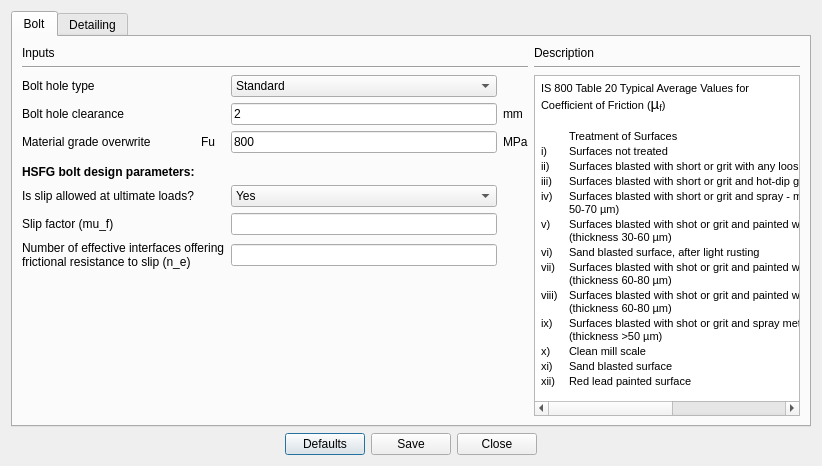
Old version of the form Connections/Shear/SeatedAngle/design_preferences.ui in the repository GreatDevelopers/osdag-core.
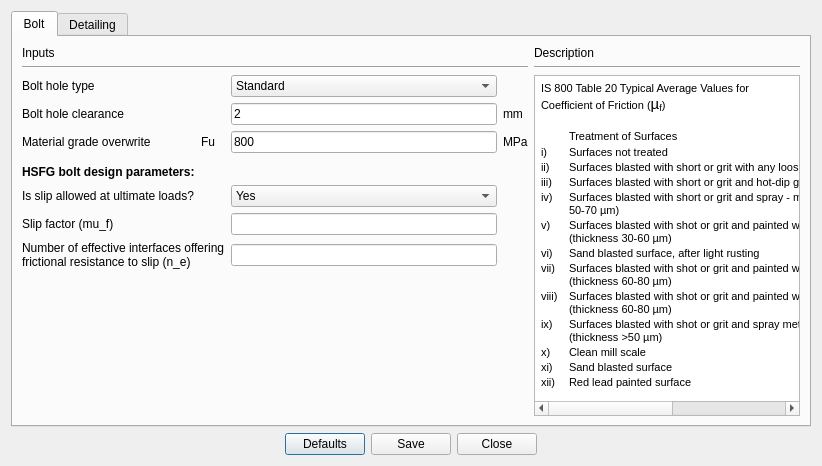
New version of the form. The open tabs and pages were chosen to show the change.

Commit message: Add designpreferences to Seatedangle

Patch:
```diff
--- a/Connections/Shear/SeatedAngle/design_preferences.ui
+++ b/Connections/Shear/SeatedAngle/design_preferences.ui
@@ -139,104 +139,104 @@
           <string>&lt;!DOCTYPE HTML PUBLIC &quot;-//W3C//DTD HTML 4.0//EN&quot; &quot;http://www.w3.org/TR/REC-html40/strict.dtd&quot;&gt;
 &lt;html&gt;&lt;head&gt;&lt;meta name=&quot;qrichtext&quot; content=&quot;1&quot; /&gt;&lt;style type=&quot;text/css&quot;&gt;
 p, li { white-space: pre-wrap; }
-&lt;/style&gt;&lt;/head&gt;&lt;body style=&quot; font-family:'MS Shell Dlg 2'; font-size:7.5pt; font-weight:400; font-style:normal;&quot;&gt;
+&lt;/style&gt;&lt;/head&gt;&lt;body style=&quot; font-family:'Sans Serif'; font-size:9pt; font-weight:400; font-style:normal;&quot;&gt;
 &lt;table border=&quot;0&quot; style=&quot; margin-top:0px; margin-bottom:0px; margin-left:0px; margin-right:0px;&quot; cellspacing=&quot;2&quot; cellpadding=&quot;0&quot;&gt;
 &lt;tr&gt;
 &lt;td colspan=&quot;3&quot;&gt;
-&lt;p style=&quot; margin-top:0px; margin-bottom:0px; margin-left:0px; margin-right:0px; -qt-block-indent:0; text-indent:0px;&quot;&gt;&lt;span style=&quot; font-size:8pt;&quot;&gt;IS 800 Table 20 Typical Average Values for Coefficient of Friction (&lt;/span&gt;&lt;span style=&quot; font-family:'Calibri,sans-serif'; font-size:11pt;&quot;&gt;µ&lt;/span&gt;&lt;span style=&quot; font-family:'Calibri,sans-serif'; font-size:11pt; vertical-align:sub;&quot;&gt;f&lt;/span&gt;&lt;span style=&quot; font-size:8pt;&quot;&gt;)&lt;/span&gt;&lt;/p&gt;&lt;/td&gt;&lt;/tr&gt;&lt;/table&gt;
-&lt;p style=&quot;-qt-paragraph-type:empty; margin-top:0px; margin-bottom:0px; margin-left:0px; margin-right:0px; -qt-block-indent:0; text-indent:0px; font-size:8pt;&quot;&gt;&lt;br /&gt;&lt;/p&gt;
-&lt;p style=&quot;-qt-paragraph-type:empty; margin-top:0px; margin-bottom:0px; margin-left:0px; margin-right:0px; -qt-block-indent:0; text-indent:0px; font-size:8pt;&quot;&gt;&lt;br /&gt;&lt;/p&gt;
+&lt;p style=&quot; margin-top:0px; margin-bottom:0px; margin-left:0px; margin-right:0px; -qt-block-indent:0; text-indent:0px;&quot;&gt;&lt;span style=&quot; font-family:'MS Shell Dlg 2'; font-size:8pt;&quot;&gt;IS 800 Table 20 Typical Average Values for Coefficient of Friction (&lt;/span&gt;&lt;span style=&quot; font-family:'Calibri,sans-serif'; font-size:11pt;&quot;&gt;µ&lt;/span&gt;&lt;span style=&quot; font-family:'Calibri,sans-serif'; font-size:11pt; vertical-align:sub;&quot;&gt;f&lt;/span&gt;&lt;span style=&quot; font-family:'MS Shell Dlg 2'; font-size:8pt;&quot;&gt;)&lt;/span&gt;&lt;/p&gt;&lt;/td&gt;&lt;/tr&gt;&lt;/table&gt;
+&lt;p style=&quot;-qt-paragraph-type:empty; margin-top:0px; margin-bottom:0px; margin-left:0px; margin-right:0px; -qt-block-indent:0; text-indent:0px; font-family:'MS Shell Dlg 2'; font-size:8pt;&quot;&gt;&lt;br /&gt;&lt;/p&gt;
+&lt;p style=&quot;-qt-paragraph-type:empty; margin-top:0px; margin-bottom:0px; margin-left:0px; margin-right:0px; -qt-block-indent:0; text-indent:0px; font-family:'MS Shell Dlg 2'; font-size:8pt;&quot;&gt;&lt;br /&gt;&lt;/p&gt;
 &lt;table border=&quot;0&quot; style=&quot; margin-top:0px; margin-bottom:0px; margin-left:0px; margin-right:0px;&quot; cellspacing=&quot;2&quot; cellpadding=&quot;0&quot;&gt;
 &lt;tr&gt;
 &lt;td width=&quot;26&quot;&gt;&lt;/td&gt;
 &lt;td width=&quot;383&quot;&gt;
-&lt;p style=&quot; margin-top:0px; margin-bottom:0px; margin-left:0px; margin-right:0px; -qt-block-indent:0; text-indent:0px;&quot;&gt;&lt;span style=&quot; font-size:8pt;&quot;&gt;Treatment of Surfaces&lt;/span&gt;&lt;/p&gt;&lt;/td&gt;
+&lt;p style=&quot; margin-top:0px; margin-bottom:0px; margin-left:0px; margin-right:0px; -qt-block-indent:0; text-indent:0px;&quot;&gt;&lt;span style=&quot; font-family:'MS Shell Dlg 2'; font-size:8pt;&quot;&gt;Treatment of Surfaces&lt;/span&gt;&lt;/p&gt;&lt;/td&gt;
 &lt;td width=&quot;78&quot;&gt;
-&lt;p style=&quot; margin-top:0px; margin-bottom:0px; margin-left:0px; margin-right:0px; -qt-block-indent:0; text-indent:0px;&quot;&gt;&lt;span style=&quot; font-size:8pt;&quot;&gt;     µf&lt;/span&gt;&lt;/p&gt;&lt;/td&gt;&lt;/tr&gt;
+&lt;p style=&quot; margin-top:0px; margin-bottom:0px; margin-left:0px; margin-right:0px; -qt-block-indent:0; text-indent:0px;&quot;&gt;&lt;span style=&quot; font-family:'MS Shell Dlg 2'; font-size:8pt;&quot;&gt;     µf&lt;/span&gt;&lt;/p&gt;&lt;/td&gt;&lt;/tr&gt;
 &lt;tr&gt;
 &lt;td&gt;
-&lt;p style=&quot; margin-top:0px; margin-bottom:0px; margin-left:0px; margin-right:0px; -qt-block-indent:0; text-indent:0px;&quot;&gt;&lt;span style=&quot; font-size:8pt;&quot;&gt;i)&lt;/span&gt;&lt;/p&gt;&lt;/td&gt;
+&lt;p style=&quot; margin-top:0px; margin-bottom:0px; margin-left:0px; margin-right:0px; -qt-block-indent:0; text-indent:0px;&quot;&gt;&lt;span style=&quot; font-family:'MS Shell Dlg 2'; font-size:8pt;&quot;&gt;i)&lt;/span&gt;&lt;/p&gt;&lt;/td&gt;
 &lt;td&gt;
-&lt;p style=&quot; margin-top:0px; margin-bottom:0px; margin-left:0px; margin-right:0px; -qt-block-indent:0; text-indent:0px;&quot;&gt;&lt;span style=&quot; font-size:8pt;&quot;&gt;Surfaces not treated&lt;/span&gt;&lt;/p&gt;&lt;/td&gt;
+&lt;p style=&quot; margin-top:0px; margin-bottom:0px; margin-left:0px; margin-right:0px; -qt-block-indent:0; text-indent:0px;&quot;&gt;&lt;span style=&quot; font-family:'MS Shell Dlg 2'; font-size:8pt;&quot;&gt;Surfaces not treated&lt;/span&gt;&lt;/p&gt;&lt;/td&gt;
 &lt;td&gt;
-&lt;p style=&quot; margin-top:0px; margin-bottom:0px; margin-left:0px; margin-right:0px; -qt-block-indent:0; text-indent:0px;&quot;&gt;&lt;span style=&quot; font-size:8pt;&quot;&gt;    0.2&lt;/span&gt;&lt;/p&gt;&lt;/td&gt;&lt;/tr&gt;
+&lt;p style=&quot; margin-top:0px; margin-bottom:0px; margin-left:0px; margin-right:0px; -qt-block-indent:0; text-indent:0px;&quot;&gt;&lt;span style=&quot; font-family:'MS Shell Dlg 2'; font-size:8pt;&quot;&gt;    0.2&lt;/span&gt;&lt;/p&gt;&lt;/td&gt;&lt;/tr&gt;
 &lt;tr&gt;
 &lt;td&gt;
-&lt;p style=&quot; margin-top:0px; margin-bottom:0px; margin-left:0px; margin-right:0px; -qt-block-indent:0; text-indent:0px;&quot;&gt;&lt;span style=&quot; font-size:8pt;&quot;&gt;ii)&lt;/span&gt;&lt;/p&gt;&lt;/td&gt;
+&lt;p style=&quot; margin-top:0px; margin-bottom:0px; margin-left:0px; margin-right:0px; -qt-block-indent:0; text-indent:0px;&quot;&gt;&lt;span style=&quot; font-family:'MS Shell Dlg 2'; font-size:8pt;&quot;&gt;ii)&lt;/span&gt;&lt;/p&gt;&lt;/td&gt;
 &lt;td&gt;
-&lt;p style=&quot; margin-top:0px; margin-bottom:0px; margin-left:0px; margin-right:0px; -qt-block-indent:0; text-indent:0px;&quot;&gt;&lt;span style=&quot; font-size:8pt;&quot;&gt;Surfaces blasted with short or grit with any loose rust removed, no pitting&lt;/span&gt;&lt;/p&gt;&lt;/td&gt;
+&lt;p style=&quot; margin-top:0px; margin-bottom:0px; margin-left:0px; margin-right:0px; -qt-block-indent:0; text-indent:0px;&quot;&gt;&lt;span style=&quot; font-family:'MS Shell Dlg 2'; font-size:8pt;&quot;&gt;Surfaces blasted with short or grit with any loose rust removed, no pitting&lt;/span&gt;&lt;/p&gt;&lt;/td&gt;
 &lt;td&gt;
-&lt;p style=&quot; margin-top:0px; margin-bottom:0px; margin-left:0px; margin-right:0px; -qt-block-indent:0; text-indent:0px;&quot;&gt;&lt;span style=&quot; font-size:8pt;&quot;&gt;    0.5&lt;/span&gt;&lt;/p&gt;&lt;/td&gt;&lt;/tr&gt;
+&lt;p style=&quot; margin-top:0px; margin-bottom:0px; margin-left:0px; margin-right:0px; -qt-block-indent:0; text-indent:0px;&quot;&gt;&lt;span style=&quot; font-family:'MS Shell Dlg 2'; font-size:8pt;&quot;&gt;    0.5&lt;/span&gt;&lt;/p&gt;&lt;/td&gt;&lt;/tr&gt;
 &lt;tr&gt;
 &lt;td&gt;
-&lt;p style=&quot; margin-top:0px; margin-bottom:0px; margin-left:0px; margin-right:0px; -qt-block-indent:0; text-indent:0px;&quot;&gt;&lt;span style=&quot; font-size:8pt;&quot;&gt;iii)&lt;/span&gt;&lt;/p&gt;&lt;/td&gt;
+&lt;p style=&quot; margin-top:0px; margin-bottom:0px; margin-left:0px; margin-right:0px; -qt-block-indent:0; text-indent:0px;&quot;&gt;&lt;span style=&quot; font-family:'MS Shell Dlg 2'; font-size:8pt;&quot;&gt;iii)&lt;/span&gt;&lt;/p&gt;&lt;/td&gt;
 &lt;td&gt;
-&lt;p style=&quot; margin-top:0px; margin-bottom:0px; margin-left:0px; margin-right:0px; -qt-block-indent:0; text-indent:0px;&quot;&gt;&lt;span style=&quot; font-size:8pt;&quot;&gt;Surfaces blasted with short or grit and hot-dip galvanized&lt;/span&gt;&lt;/p&gt;&lt;/td&gt;
+&lt;p style=&quot; margin-top:0px; margin-bottom:0px; margin-left:0px; margin-right:0px; -qt-block-indent:0; text-indent:0px;&quot;&gt;&lt;span style=&quot; font-family:'MS Shell Dlg 2'; font-size:8pt;&quot;&gt;Surfaces blasted with short or grit and hot-dip galvanized&lt;/span&gt;&lt;/p&gt;&lt;/td&gt;
 &lt;td&gt;
-&lt;p style=&quot; margin-top:0px; margin-bottom:0px; margin-left:0px; margin-right:0px; -qt-block-indent:0; text-indent:0px;&quot;&gt;&lt;span style=&quot; font-size:8pt;&quot;&gt;    0.1&lt;/span&gt;&lt;/p&gt;&lt;/td&gt;&lt;/tr&gt;
+&lt;p style=&quot; margin-top:0px; margin-bottom:0px; margin-left:0px; margin-right:0px; -qt-block-indent:0; text-indent:0px;&quot;&gt;&lt;span style=&quot; font-family:'MS Shell Dlg 2'; font-size:8pt;&quot;&gt;    0.1&lt;/span&gt;&lt;/p&gt;&lt;/td&gt;&lt;/tr&gt;
 &lt;tr&gt;
 &lt;td&gt;
-&lt;p style=&quot; margin-top:0px; margin-bottom:0px; margin-left:0px; margin-right:0px; -qt-block-indent:0; text-indent:0px;&quot;&gt;&lt;span style=&quot; font-size:8pt;&quot;&gt;iv)&lt;/span&gt;&lt;/p&gt;&lt;/td&gt;
+&lt;p style=&quot; margin-top:0px; margin-bottom:0px; margin-left:0px; margin-right:0px; -qt-block-indent:0; text-indent:0px;&quot;&gt;&lt;span style=&quot; font-family:'MS Shell Dlg 2'; font-size:8pt;&quot;&gt;iv)&lt;/span&gt;&lt;/p&gt;&lt;/td&gt;
 &lt;td&gt;
-&lt;p style=&quot; margin-top:0px; margin-bottom:0px; margin-left:0px; margin-right:0px; -qt-block-indent:0; text-indent:0px;&quot;&gt;&lt;span style=&quot; font-size:8pt;&quot;&gt;Surfaces blasted with short or grit and spray - metallized with zinc (thickness 50-70 µm)&lt;/span&gt;&lt;/p&gt;&lt;/td&gt;
+&lt;p style=&quot; margin-top:0px; margin-bottom:0px; margin-left:0px; margin-right:0px; -qt-block-indent:0; text-indent:0px;&quot;&gt;&lt;span style=&quot; font-family:'MS Shell Dlg 2'; font-size:8pt;&quot;&gt;Surfaces blasted with short or grit and spray - metallized with zinc (thickness 50-70 µm)&lt;/span&gt;&lt;/p&gt;&lt;/td&gt;
 &lt;td&gt;
-&lt;p style=&quot; margin-top:0px; margin-bottom:0px; margin-left:0px; margin-right:0px; -qt-block-indent:0; text-indent:0px;&quot;&gt;&lt;span style=&quot; font-size:8pt;&quot;&gt;    0.25&lt;/span&gt;&lt;/p&gt;&lt;/td&gt;&lt;/tr&gt;
+&lt;p style=&quot; margin-top:0px; margin-bottom:0px; margin-left:0px; margin-right:0px; -qt-block-indent:0; text-indent:0px;&quot;&gt;&lt;span style=&quot; font-family:'MS Shell Dlg 2'; font-size:8pt;&quot;&gt;    0.25&lt;/span&gt;&lt;/p&gt;&lt;/td&gt;&lt;/tr&gt;
 &lt;tr&gt;
 &lt;td&gt;
-&lt;p style=&quot; margin-top:0px; margin-bottom:0px; margin-left:0px; margin-right:0px; -qt-block-indent:0; text-indent:0px;&quot;&gt;&lt;span style=&quot; font-size:8pt;&quot;&gt;v)&lt;/span&gt;&lt;/p&gt;&lt;/td&gt;
+&lt;p style=&quot; margin-top:0px; margin-bottom:0px; margin-left:0px; margin-right:0px; -qt-block-indent:0; text-indent:0px;&quot;&gt;&lt;span style=&quot; font-family:'MS Shell Dlg 2'; font-size:8pt;&quot;&gt;v)&lt;/span&gt;&lt;/p&gt;&lt;/td&gt;
 &lt;td&gt;
-&lt;p style=&quot; margin-top:0px; margin-bottom:0px; margin-left:0px; margin-right:0px; -qt-block-indent:0; text-indent:0px;&quot;&gt;&lt;span style=&quot; font-size:8pt;&quot;&gt;Surfaces blasted with shot or grit and painted with ethylzinc silicate coat (thickness 30-60 µm)&lt;/span&gt;&lt;/p&gt;&lt;/td&gt;
+&lt;p style=&quot; margin-top:0px; margin-bottom:0px; margin-left:0px; margin-right:0px; -qt-block-indent:0; text-indent:0px;&quot;&gt;&lt;span style=&quot; font-family:'MS Shell Dlg 2'; font-size:8pt;&quot;&gt;Surfaces blasted with shot or grit and painted with ethylzinc silicate coat (thickness 30-60 µm)&lt;/span&gt;&lt;/p&gt;&lt;/td&gt;
 &lt;td&gt;
-&lt;p style=&quot; margin-top:0px; margin-bottom:0px; margin-left:0px; margin-right:0px; -qt-block-indent:0; text-indent:0px;&quot;&gt;&lt;span style=&quot; font-size:8pt;&quot;&gt;    0.3&lt;/span&gt;&lt;/p&gt;&lt;/td&gt;&lt;/tr&gt;
+&lt;p style=&quot; margin-top:0px; margin-bottom:0px; margin-left:0px; margin-right:0px; -qt-block-indent:0; text-indent:0px;&quot;&gt;&lt;span style=&quot; font-family:'MS Shell Dlg 2'; font-size:8pt;&quot;&gt;    0.3&lt;/span&gt;&lt;/p&gt;&lt;/td&gt;&lt;/tr&gt;
 &lt;tr&gt;
 &lt;td&gt;
-&lt;p style=&quot; margin-top:0px; margin-bottom:0px; margin-left:0px; margin-right:0px; -qt-block-indent:0; text-indent:0px;&quot;&gt;&lt;span style=&quot; font-size:8pt;&quot;&gt;vi)&lt;/span&gt;&lt;/p&gt;&lt;/td&gt;
+&lt;p style=&quot; margin-top:0px; margin-bottom:0px; margin-left:0px; margin-right:0px; -qt-block-indent:0; text-indent:0px;&quot;&gt;&lt;span style=&quot; font-family:'MS Shell Dlg 2'; font-size:8pt;&quot;&gt;vi)&lt;/span&gt;&lt;/p&gt;&lt;/td&gt;
 &lt;td&gt;
-&lt;p style=&quot; margin-top:0px; margin-bottom:0px; margin-left:0px; margin-right:0px; -qt-block-indent:0; text-indent:0px;&quot;&gt;&lt;span style=&quot; font-size:8pt;&quot;&gt;Sand blasted surface, after light rusting&lt;/span&gt;&lt;/p&gt;&lt;/td&gt;
+&lt;p style=&quot; margin-top:0px; margin-bottom:0px; margin-left:0px; margin-right:0px; -qt-block-indent:0; text-indent:0px;&quot;&gt;&lt;span style=&quot; font-family:'MS Shell Dlg 2'; font-size:8pt;&quot;&gt;Sand blasted surface, after light rusting&lt;/span&gt;&lt;/p&gt;&lt;/td&gt;
 &lt;td&gt;
-&lt;p style=&quot; margin-top:0px; margin-bottom:0px; margin-left:0px; margin-right:0px; -qt-block-indent:0; text-indent:0px;&quot;&gt;&lt;span style=&quot; font-size:8pt;&quot;&gt;    0.52&lt;/span&gt;&lt;/p&gt;&lt;/td&gt;&lt;/tr&gt;
+&lt;p style=&quot; margin-top:0px; margin-bottom:0px; margin-left:0px; margin-right:0px; -qt-block-indent:0; text-indent:0px;&quot;&gt;&lt;span style=&quot; font-family:'MS Shell Dlg 2'; font-size:8pt;&quot;&gt;    0.52&lt;/span&gt;&lt;/p&gt;&lt;/td&gt;&lt;/tr&gt;
 &lt;tr&gt;
 &lt;td&gt;
-&lt;p style=&quot; margin-top:0px; margin-bottom:0px; margin-left:0px; margin-right:0px; -qt-block-indent:0; text-indent:0px;&quot;&gt;&lt;span style=&quot; font-size:8pt;&quot;&gt;vii)&lt;/span&gt;&lt;/p&gt;&lt;/td&gt;
+&lt;p style=&quot; margin-top:0px; margin-bottom:0px; margin-left:0px; margin-right:0px; -qt-block-indent:0; text-indent:0px;&quot;&gt;&lt;span style=&quot; font-family:'MS Shell Dlg 2'; font-size:8pt;&quot;&gt;vii)&lt;/span&gt;&lt;/p&gt;&lt;/td&gt;
 &lt;td&gt;
-&lt;p style=&quot; margin-top:0px; margin-bottom:0px; margin-left:0px; margin-right:0px; -qt-block-indent:0; text-indent:0px;&quot;&gt;&lt;span style=&quot; font-size:8pt;&quot;&gt;Surfaces blasted with shot or grit and painted with ethylzinc silicate coat (thickness 60-80 µm)&lt;/span&gt;&lt;/p&gt;&lt;/td&gt;
+&lt;p style=&quot; margin-top:0px; margin-bottom:0px; margin-left:0px; margin-right:0px; -qt-block-indent:0; text-indent:0px;&quot;&gt;&lt;span style=&quot; font-family:'MS Shell Dlg 2'; font-size:8pt;&quot;&gt;Surfaces blasted with shot or grit and painted with ethylzinc silicate coat (thickness 60-80 µm)&lt;/span&gt;&lt;/p&gt;&lt;/td&gt;
 &lt;td&gt;
-&lt;p style=&quot; margin-top:0px; margin-bottom:0px; margin-left:0px; margin-right:0px; -qt-block-indent:0; text-indent:0px;&quot;&gt;&lt;span style=&quot; font-size:8pt;&quot;&gt;    0.3&lt;/span&gt;&lt;/p&gt;&lt;/td&gt;&lt;/tr&gt;
+&lt;p style=&quot; margin-top:0px; margin-bottom:0px; margin-left:0px; margin-right:0px; -qt-block-indent:0; text-indent:0px;&quot;&gt;&lt;span style=&quot; font-family:'MS Shell Dlg 2'; font-size:8pt;&quot;&gt;    0.3&lt;/span&gt;&lt;/p&gt;&lt;/td&gt;&lt;/tr&gt;
 &lt;tr&gt;
 &lt;td&gt;
-&lt;p style=&quot; margin-top:0px; margin-bottom:0px; margin-left:0px; margin-right:0px; -qt-block-indent:0; text-indent:0px;&quot;&gt;&lt;span style=&quot; font-size:8pt;&quot;&gt;viii)&lt;/span&gt;&lt;/p&gt;&lt;/td&gt;
+&lt;p style=&quot; margin-top:0px; margin-bottom:0px; margin-left:0px; margin-right:0px; -qt-block-indent:0; text-indent:0px;&quot;&gt;&lt;span style=&quot; font-family:'MS Shell Dlg 2'; font-size:8pt;&quot;&gt;viii)&lt;/span&gt;&lt;/p&gt;&lt;/td&gt;
 &lt;td&gt;
-&lt;p style=&quot; margin-top:0px; margin-bottom:0px; margin-left:0px; margin-right:0px; -qt-block-indent:0; text-indent:0px;&quot;&gt;&lt;span style=&quot; font-size:8pt;&quot;&gt;Surfaces blasted with shot or grit and painted with alcalizinc silicate coat (thickness 60-80 µm)&lt;/span&gt;&lt;/p&gt;&lt;/td&gt;
+&lt;p style=&quot; margin-top:0px; margin-bottom:0px; margin-left:0px; margin-right:0px; -qt-block-indent:0; text-indent:0px;&quot;&gt;&lt;span style=&quot; font-family:'MS Shell Dlg 2'; font-size:8pt;&quot;&gt;Surfaces blasted with shot or grit and painted with alcalizinc silicate coat (thickness 60-80 µm)&lt;/span&gt;&lt;/p&gt;&lt;/td&gt;
 &lt;td&gt;
-&lt;p style=&quot; margin-top:0px; margin-bottom:0px; margin-left:0px; margin-right:0px; -qt-block-indent:0; text-indent:0px;&quot;&gt;&lt;span style=&quot; font-size:8pt;&quot;&gt;    0.3&lt;/span&gt;&lt;/p&gt;&lt;/td&gt;&lt;/tr&gt;
+&lt;p style=&quot; margin-top:0px; margin-bottom:0px; margin-left:0px; margin-right:0px; -qt-block-indent:0; text-indent:0px;&quot;&gt;&lt;span style=&quot; font-family:'MS Shell Dlg 2'; font-size:8pt;&quot;&gt;    0.3&lt;/span&gt;&lt;/p&gt;&lt;/td&gt;&lt;/tr&gt;
 &lt;tr&gt;
 &lt;td&gt;
-&lt;p style=&quot; margin-top:0px; margin-bottom:0px; margin-left:0px; margin-right:0px; -qt-block-indent:0; text-indent:0px;&quot;&gt;&lt;span style=&quot; font-size:8pt;&quot;&gt;ix)&lt;/span&gt;&lt;/p&gt;&lt;/td&gt;
+&lt;p style=&quot; margin-top:0px; margin-bottom:0px; margin-left:0px; margin-right:0px; -qt-block-indent:0; text-indent:0px;&quot;&gt;&lt;span style=&quot; font-family:'MS Shell Dlg 2'; font-size:8pt;&quot;&gt;ix)&lt;/span&gt;&lt;/p&gt;&lt;/td&gt;
 &lt;td&gt;
-&lt;p style=&quot; margin-top:0px; margin-bottom:0px; margin-left:0px; margin-right:0px; -qt-block-indent:0; text-indent:0px;&quot;&gt;&lt;span style=&quot; font-size:8pt;&quot;&gt;Surfaces blasted with shot or grit and spray metallized with aluminium (thickness &amp;gt;50 µm)&lt;/span&gt;&lt;/p&gt;&lt;/td&gt;
+&lt;p style=&quot; margin-top:0px; margin-bottom:0px; margin-left:0px; margin-right:0px; -qt-block-indent:0; text-indent:0px;&quot;&gt;&lt;span style=&quot; font-family:'MS Shell Dlg 2'; font-size:8pt;&quot;&gt;Surfaces blasted with shot or grit and spray metallized with aluminium (thickness &amp;gt;50 µm)&lt;/span&gt;&lt;/p&gt;&lt;/td&gt;
 &lt;td&gt;
-&lt;p style=&quot; margin-top:0px; margin-bottom:0px; margin-left:0px; margin-right:0px; -qt-block-indent:0; text-indent:0px;&quot;&gt;&lt;span style=&quot; font-size:8pt;&quot;&gt;    0.5&lt;/span&gt;&lt;/p&gt;&lt;/td&gt;&lt;/tr&gt;
+&lt;p style=&quot; margin-top:0px; margin-bottom:0px; margin-left:0px; margin-right:0px; -qt-block-indent:0; text-indent:0px;&quot;&gt;&lt;span style=&quot; font-family:'MS Shell Dlg 2'; font-size:8pt;&quot;&gt;    0.5&lt;/span&gt;&lt;/p&gt;&lt;/td&gt;&lt;/tr&gt;
 &lt;tr&gt;
 &lt;td&gt;
-&lt;p style=&quot; margin-top:0px; margin-bottom:0px; margin-left:0px; margin-right:0px; -qt-block-indent:0; text-indent:0px;&quot;&gt;&lt;span style=&quot; font-size:8pt;&quot;&gt;x)&lt;/span&gt;&lt;/p&gt;&lt;/td&gt;
+&lt;p style=&quot; margin-top:0px; margin-bottom:0px; margin-left:0px; margin-right:0px; -qt-block-indent:0; text-indent:0px;&quot;&gt;&lt;span style=&quot; font-family:'MS Shell Dlg 2'; font-size:8pt;&quot;&gt;x)&lt;/span&gt;&lt;/p&gt;&lt;/td&gt;
 &lt;td&gt;
-&lt;p style=&quot; margin-top:0px; margin-bottom:0px; margin-left:0px; margin-right:0px; -qt-block-indent:0; text-indent:0px;&quot;&gt;&lt;span style=&quot; font-size:8pt;&quot;&gt;Clean mill scale&lt;/span&gt;&lt;/p&gt;&lt;/td&gt;
+&lt;p style=&quot; margin-top:0px; margin-bottom:0px; margin-left:0px; margin-right:0px; -qt-block-indent:0; text-indent:0px;&quot;&gt;&lt;span style=&quot; font-family:'MS Shell Dlg 2'; font-size:8pt;&quot;&gt;Clean mill scale&lt;/span&gt;&lt;/p&gt;&lt;/td&gt;
 &lt;td&gt;
-&lt;p style=&quot; margin-top:0px; margin-bottom:0px; margin-left:0px; margin-right:0px; -qt-block-indent:0; text-indent:0px;&quot;&gt;&lt;span style=&quot; font-size:8pt;&quot;&gt;    0.33&lt;/span&gt;&lt;/p&gt;&lt;/td&gt;&lt;/tr&gt;
+&lt;p style=&quot; margin-top:0px; margin-bottom:0px; margin-left:0px; margin-right:0px; -qt-block-indent:0; text-indent:0px;&quot;&gt;&lt;span style=&quot; font-family:'MS Shell Dlg 2'; font-size:8pt;&quot;&gt;    0.33&lt;/span&gt;&lt;/p&gt;&lt;/td&gt;&lt;/tr&gt;
 &lt;tr&gt;
 &lt;td&gt;
-&lt;p style=&quot; margin-top:0px; margin-bottom:0px; margin-left:0px; margin-right:0px; -qt-block-indent:0; text-indent:0px;&quot;&gt;&lt;span style=&quot; font-size:8pt;&quot;&gt;xi)&lt;/span&gt;&lt;/p&gt;&lt;/td&gt;
+&lt;p style=&quot; margin-top:0px; margin-bottom:0px; margin-left:0px; margin-right:0px; -qt-block-indent:0; text-indent:0px;&quot;&gt;&lt;span style=&quot; font-family:'MS Shell Dlg 2'; font-size:8pt;&quot;&gt;xi)&lt;/span&gt;&lt;/p&gt;&lt;/td&gt;
 &lt;td&gt;
-&lt;p style=&quot; margin-top:0px; margin-bottom:0px; margin-left:0px; margin-right:0px; -qt-block-indent:0; text-indent:0px;&quot;&gt;&lt;span style=&quot; font-size:8pt;&quot;&gt;Sand blasted surface&lt;/span&gt;&lt;/p&gt;&lt;/td&gt;
+&lt;p style=&quot; margin-top:0px; margin-bottom:0px; margin-left:0px; margin-right:0px; -qt-block-indent:0; text-indent:0px;&quot;&gt;&lt;span style=&quot; font-family:'MS Shell Dlg 2'; font-size:8pt;&quot;&gt;Sand blasted surface&lt;/span&gt;&lt;/p&gt;&lt;/td&gt;
 &lt;td&gt;
-&lt;p style=&quot; margin-top:0px; margin-bottom:0px; margin-left:0px; margin-right:0px; -qt-block-indent:0; text-indent:0px;&quot;&gt;&lt;span style=&quot; font-size:8pt;&quot;&gt;    0.48&lt;/span&gt;&lt;/p&gt;&lt;/td&gt;&lt;/tr&gt;
+&lt;p style=&quot; margin-top:0px; margin-bottom:0px; margin-left:0px; margin-right:0px; -qt-block-indent:0; text-indent:0px;&quot;&gt;&lt;span style=&quot; font-family:'MS Shell Dlg 2'; font-size:8pt;&quot;&gt;    0.48&lt;/span&gt;&lt;/p&gt;&lt;/td&gt;&lt;/tr&gt;
 &lt;tr&gt;
 &lt;td&gt;
-&lt;p style=&quot; margin-top:0px; margin-bottom:0px; margin-left:0px; margin-right:0px; -qt-block-indent:0; text-indent:0px;&quot;&gt;&lt;span style=&quot; font-size:8pt;&quot;&gt;xii)&lt;/span&gt;&lt;/p&gt;&lt;/td&gt;
+&lt;p style=&quot; margin-top:0px; margin-bottom:0px; margin-left:0px; margin-right:0px; -qt-block-indent:0; text-indent:0px;&quot;&gt;&lt;span style=&quot; font-family:'MS Shell Dlg 2'; font-size:8pt;&quot;&gt;xii)&lt;/span&gt;&lt;/p&gt;&lt;/td&gt;
 &lt;td&gt;
-&lt;p style=&quot; margin-top:0px; margin-bottom:0px; margin-left:0px; margin-right:0px; -qt-block-indent:0; text-indent:0px;&quot;&gt;&lt;span style=&quot; font-size:8pt;&quot;&gt;Red lead painted surface&lt;/span&gt;&lt;/p&gt;&lt;/td&gt;
+&lt;p style=&quot; margin-top:0px; margin-bottom:0px; margin-left:0px; margin-right:0px; -qt-block-indent:0; text-indent:0px;&quot;&gt;&lt;span style=&quot; font-family:'MS Shell Dlg 2'; font-size:8pt;&quot;&gt;Red lead painted surface&lt;/span&gt;&lt;/p&gt;&lt;/td&gt;
 &lt;td&gt;
-&lt;p style=&quot; margin-top:0px; margin-bottom:0px; margin-left:0px; margin-right:0px; -qt-block-indent:0; text-indent:0px;&quot;&gt;&lt;span style=&quot; font-size:8pt;&quot;&gt;    0.1&lt;/span&gt;&lt;/p&gt;&lt;/td&gt;&lt;/tr&gt;&lt;/table&gt;&lt;/body&gt;&lt;/html&gt;</string>
+&lt;p style=&quot; margin-top:0px; margin-bottom:0px; margin-left:0px; margin-right:0px; -qt-block-indent:0; text-indent:0px;&quot;&gt;&lt;span style=&quot; font-family:'MS Shell Dlg 2'; font-size:8pt;&quot;&gt;    0.1&lt;/span&gt;&lt;/p&gt;&lt;/td&gt;&lt;/tr&gt;&lt;/table&gt;&lt;/body&gt;&lt;/html&gt;</string>
          </property>
         </widget>
        </item>
```
Left out of the diff: 14 changed lines with no effect on the pictures. The commit also changes 1 other file.
